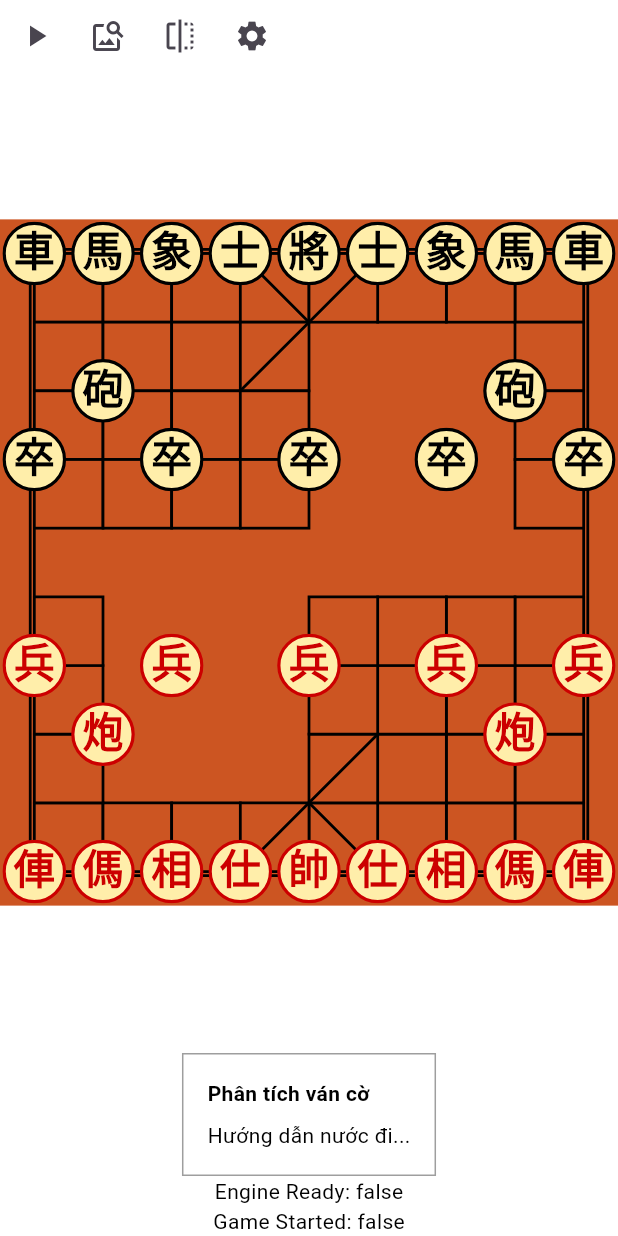
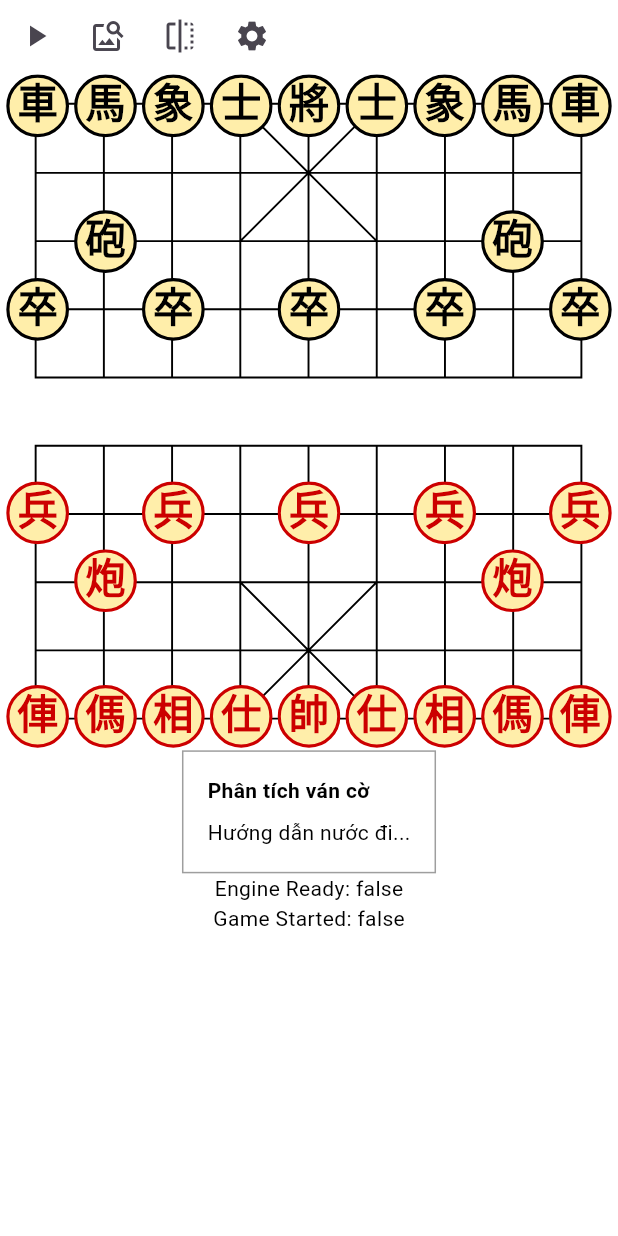
Before and after one commit to Giangondo2806/RoseChess, a Flutter app: the SoftwareScreen screen opened directly with empty values, on a phone screen of 412 x 824 dp. Run offline on Flutter 3.47's test engine with Material 3 defaults, Android fonts, the phone set to English and light mode, and no system bars; our stand-ins replace device_info_plus, dio, flutter_svg, permission_handler; missing offline and left inert: dart:ffi; network calls fail; project files that could hold a hidden picture were left out.

Commit message:
chore: change svg broad

```diff
--- a/lib/constants.dart
+++ b/lib/constants.dart
@@ -1,6 +1,6 @@
 
 // Assets paths
-const String boardAsset = 'assets/images/xiangqiboards/wikimedia.svg';
+const String boardAsset = 'assets/images/xiangqiboards/simple.svg';
 const String RR = 'assets/images/xiangqipieces/wikipedia/rr.svg';
 const String RN = 'assets/images/xiangqipieces/wikipedia/rn.svg';
 const String RB = 'assets/images/xiangqipieces/wikipedia/rb.svg';
--- a/lib/screens/software_screen.dart
+++ b/lib/screens/software_screen.dart
@@ -17,7 +17,6 @@ class SoftwareScreen extends StatefulWidget {
 
 class _SoftwareScreenState extends State<SoftwareScreen>
     with TickerProviderStateMixin {
-
   bool _initialized = false;
 
   @override
@@ -28,7 +27,8 @@ class _SoftwareScreenState extends State<SoftwareScreen>
           create: (context) => BoardState(widget.engineFileName),
         ),
       ],
-      child: Consumer<BoardState>( // Sử dụng Consumer
+      child: Consumer<BoardState>(
+        // Sử dụng Consumer
         builder: (context, boardState, child) {
           // Sử dụng addPostFrameCallback bên trong Consumer
           if (!_initialized) {
@@ -39,22 +39,19 @@ class _SoftwareScreenState extends State<SoftwareScreen>
           }
 
           return Scaffold(
-            body: Column(
-              children: [
-                Padding(
-                  padding:
-                      EdgeInsets.only(top: MediaQuery.of(context).padding.top),
-                  child: MenuBarWidget(
+            body: Padding(
+              padding: EdgeInsets.only(top: MediaQuery.of(context).padding.top),
+              child: Column(
+                children: [
+                  MenuBarWidget(
                     onMenuAction: boardState.handleMenuAction,
                   ),
-                ),
-                Expanded(
-                  child: ChessBoardWidget(boardState: boardState,),
-                ),
-                AnalysisWidget(),
-                Text("Engine Ready: ${boardState.engineReady}"),
-                Text("Game Started: ${boardState.gameStarted}"),
-              ],
+                  ChessBoardWidget(boardState: boardState),
+                  AnalysisWidget(),
+                  Text("Engine Ready: ${boardState.engineReady}"),
+                  Text("Game Started: ${boardState.gameStarted}"),
+                ],
+              ),
             ),
           );
         },
--- a/lib/widgets/chess_board.dart
+++ b/lib/widgets/chess_board.dart
@@ -3,7 +3,6 @@ import 'dart:math';
 import 'package:flutter/material.dart';
 import 'package:flutter_svg/flutter_svg.dart';
 import 'package:provider/provider.dart';
-import 'package:rose_flutter/utils/xiangqi.dart';
 import '../models/piece.dart';
 import '../providers/board_state.dart';
 import '../constants.dart';
@@ -81,11 +80,11 @@ class _ChessBoardWidgetState extends State<ChessBoardWidget> {
   Widget build(BuildContext context) {
     return LayoutBuilder(
       builder: (context, constraints) {
-        final boardWidth = constraints.maxWidth; // Sử dụng chiều rộng tối đa
+        final boardWidth = constraints.maxWidth-5;
         final boardState = Provider.of<BoardState>(context, listen: false);
         final squareSize = boardWidth / boardState.cols;
         final boardHeight = boardWidth *
-            (boardState.rows / boardState.cols); // Tính toán chiều cao
+            (boardState.rows / boardState.cols);
 
         return Center(
           child: SizedBox(
--- a/lib/widgets/piece_widget.dart
+++ b/lib/widgets/piece_widget.dart
@@ -1,5 +1,7 @@
 import 'package:flutter/material.dart';
 import 'package:flutter_svg/flutter_svg.dart';
+import 'package:provider/provider.dart';
+import 'package:rose_flutter/providers/board_state.dart';
 import '../models/piece.dart';
 
 class PieceWidget extends StatelessWidget {
@@ -18,12 +20,13 @@ class PieceWidget extends StatelessWidget {
 
   @override
   Widget build(BuildContext context) {
-    final pieceSize = squareSize-3; // Điều chỉnh kích thước quân cờ
+    final boardState = Provider.of<BoardState>(context, listen: false);
+    final pieceSize = squareSize - 3; // Điều chỉnh kích thước quân cờ
     return InkWell(
       onTap: onTap,
       child: Container(
         decoration: BoxDecoration(
-          border: isSelected ? Border.all(color: Colors.blue, width: 2) : null,
+          border: isSelected && piece.color.name== boardState.xiangqi.turn?  Border.all(color: Colors.blue, width: 2) : null,
         ),
         alignment: Alignment.center, // Căn giữa quân cờ
         child: SvgPicture.asset(
```
Also changed, not shown: lib/utils/xiangqi.dart (+20 -9 lines).
